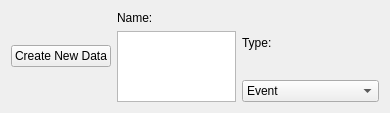
This is src/WhiskerToolbox/DataManager_Widget/NewDataWidget/NewDataWidget.ui in paulmthompson/WhiskerToolbox as Qt 5 draws it before an edit. The edited form follows.
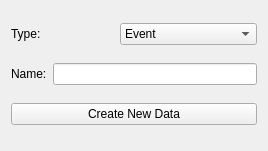
This is the edited form.

Commit message: making better widget layouts

Patch:
```diff
--- a/src/WhiskerToolbox/DataManager_Widget/NewDataWidget/NewDataWidget.ui
+++ b/src/WhiskerToolbox/DataManager_Widget/NewDataWidget/NewDataWidget.ui
@@ -6,51 +6,19 @@
    <rect>
     <x>0</x>
     <y>0</y>
-    <width>390</width>
-    <height>113</height>
+    <width>268</width>
+    <height>151</height>
    </rect>
   </property>
   <property name="windowTitle">
    <string>Form</string>
   </property>
-  <layout class="QHBoxLayout" name="horizontalLayout">
+  <layout class="QVBoxLayout" name="verticalLayout_4">
    <item>
-    <layout class="QVBoxLayout" name="verticalLayout">
-     <item>
-      <widget class="QPushButton" name="new_data_button">
-       <property name="text">
-        <string>Create New Data</string>
-       </property>
-      </widget>
-     </item>
-    </layout>
-   </item>
-   <item>
-    <layout class="QVBoxLayout" name="verticalLayout_2">
-     <item>
-      <widget class="QLabel" name="label">
-       <property name="text">
-        <string>Name:</string>
-       </property>
-      </widget>
-     </item>
-     <item>
-      <widget class="QPlainTextEdit" name="new_data_name">
-       <property name="sizePolicy">
-        <sizepolicy hsizetype="Expanding" vsizetype="Expanding">
-         <horstretch>0</horstretch>
-         <verstretch>0</verstretch>
-        </sizepolicy>
-       </property>
-       <property name="plainText">
-        <string/>
-       </property>
-      </widget>
-     </item>
-    </layout>
-   </item>
-   <item>
-    <layout class="QVBoxLayout" name="verticalLayout_3">
+    <layout class="QHBoxLayout" name="horizontalLayout">
+     <property name="spacing">
+      <number>6</number>
+     </property>
      <item>
       <widget class="QLabel" name="label_2">
        <property name="sizePolicy">
@@ -105,6 +73,27 @@
      </item>
     </layout>
    </item>
+   <item>
+    <layout class="QHBoxLayout" name="horizontalLayout_2">
+     <item>
+      <widget class="QLabel" name="label">
+       <property name="text">
+        <string>Name:</string>
+       </property>
+      </widget>
+     </item>
+     <item>
+      <widget class="QLineEdit" name="new_data_name"/>
+     </item>
+    </layout>
+   </item>
+   <item>
+    <widget class="QPushButton" name="new_data_button">
+     <property name="text">
+      <string>Create New Data</string>
+     </property>
+    </widget>
+   </item>
   </layout>
  </widget>
  <resources/>
```
The commit also changes 7 other files.
